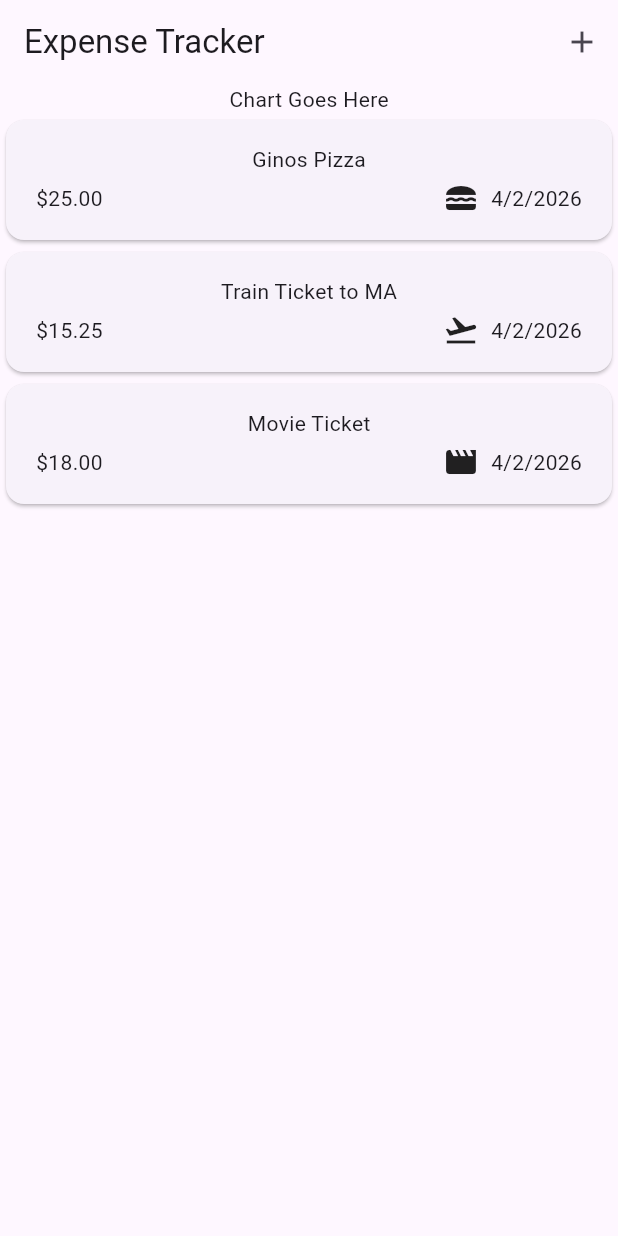
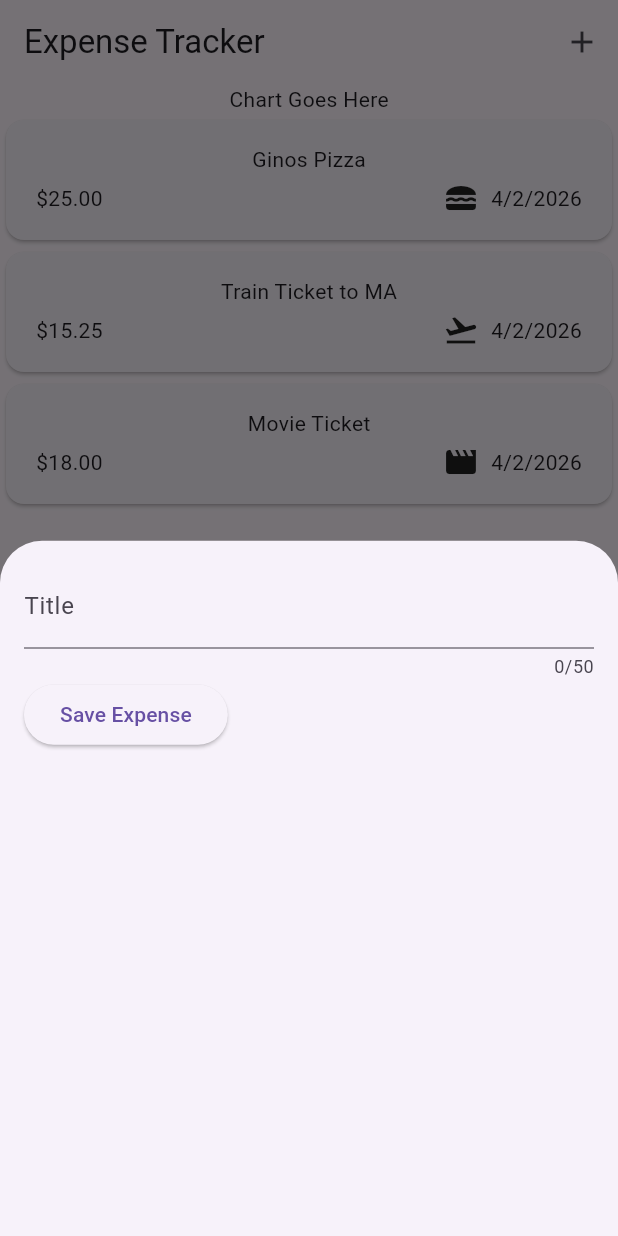
Before and after one commit to EnZo-Z21/ITEC-315, a Flutter app: the screen it shows after launch, after a tap on the "add" icon, on a phone screen of 412 x 824 dp. Run offline on Flutter 3.47's test engine with Material 3 defaults, Android fonts, the phone set to English and light mode, and no system bars; our stand-ins replace google_fonts.

Commit message:
Added text field and controller and submit button into a new modal

```diff
--- a/expense_tracker_sp26/lib/widgets/expenses.dart
+++ b/expense_tracker_sp26/lib/widgets/expenses.dart
@@ -1,5 +1,6 @@
 import 'package:expense_tracker_sp26/models/expense.dart';
 import 'package:expense_tracker_sp26/widgets/expenses_list/expenses_list.dart';
+import 'package:expense_tracker_sp26/widgets/new_expense.dart';
 import 'package:flutter/material.dart';
 
 class Expenses extends StatefulWidget {
@@ -11,6 +12,10 @@
   }
 }
 class _ExpensesState extends State<Expenses> {
+  void _openAddExpenseOverlay(){
+    showModalBottomSheet(context: context,
+    builder: (ctx) => NewExpense());
+  }
   final List<Expense> _registeredExpenses = [
     Expense(title: 'Ginos Pizza', amount: 25.00, date: DateTime.now(), category: Category.food),
     Expense(title: 'Train Ticket to MA', amount: 15.25, date: DateTime.now(), category: Category.travel),
@@ -23,9 +28,8 @@
         title: const Text('Expense Tracker'),
         actions: [
           IconButton(icon: Icon(Icons.add),
-          onPressed: (){
-
-          })
+          onPressed: _openAddExpenseOverlay
+          )
         ],
       ),
       body: Column(
--- /dev/null
+++ b/expense_tracker_sp26/lib/widgets/new_expense.dart
@@ -0,0 +1,42 @@
+import 'package:flutter/material.dart';
+
+class NewExpense extends StatefulWidget {
+  const NewExpense({super.key});
+
+  @override
+  State<NewExpense> createState() {
+    return _NewExpenseState();
+  }
+}
+
+class _NewExpenseState extends State<NewExpense> {
+  final _titleController = TextEditingController();
+  @override
+  Widget build(BuildContext context) {
+    return Padding(padding: EdgeInsets.all(16),
+    child: Column(
+      children: [
+        TextField(
+          controller: _titleController,
+          maxLength: 50,
+          keyboardType: TextInputType.name,
+          decoration: InputDecoration(
+            label: Text('Title'),
+          ),
+        ),
+        Row(children: [
+
+        ],
+        ),
+        Row(
+          children: [
+            ElevatedButton(onPressed: () {
+              print(_titleController.text);
+            }, child: Text('Save Expense'))
+          ],
+        )
+      ],
+    ),
+    );
+  }
+}
```
